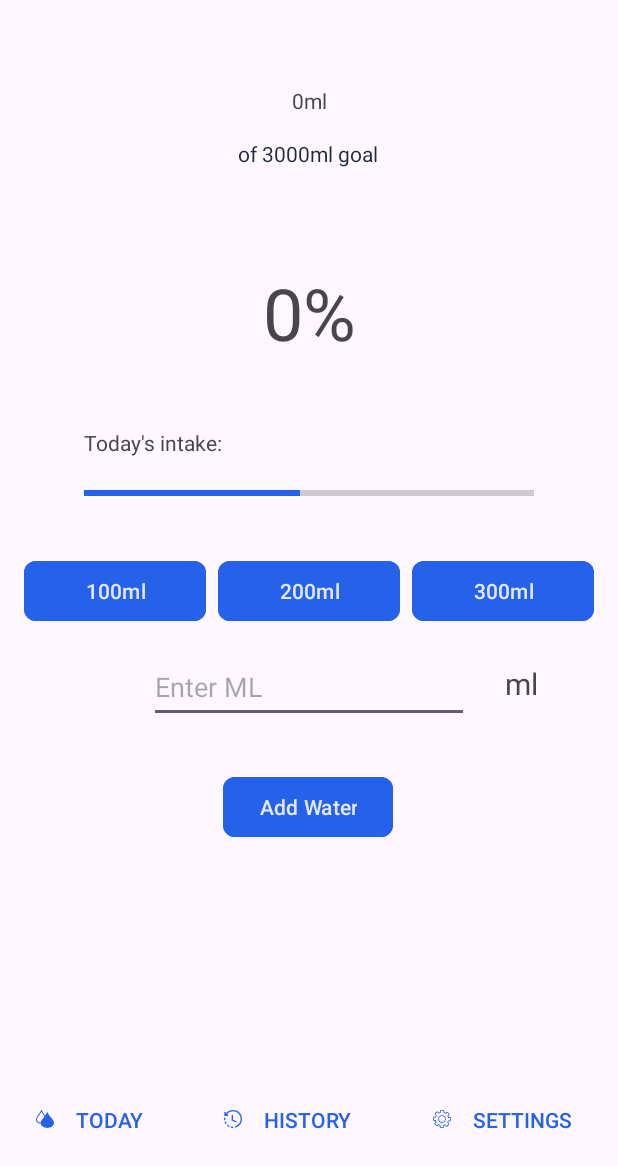
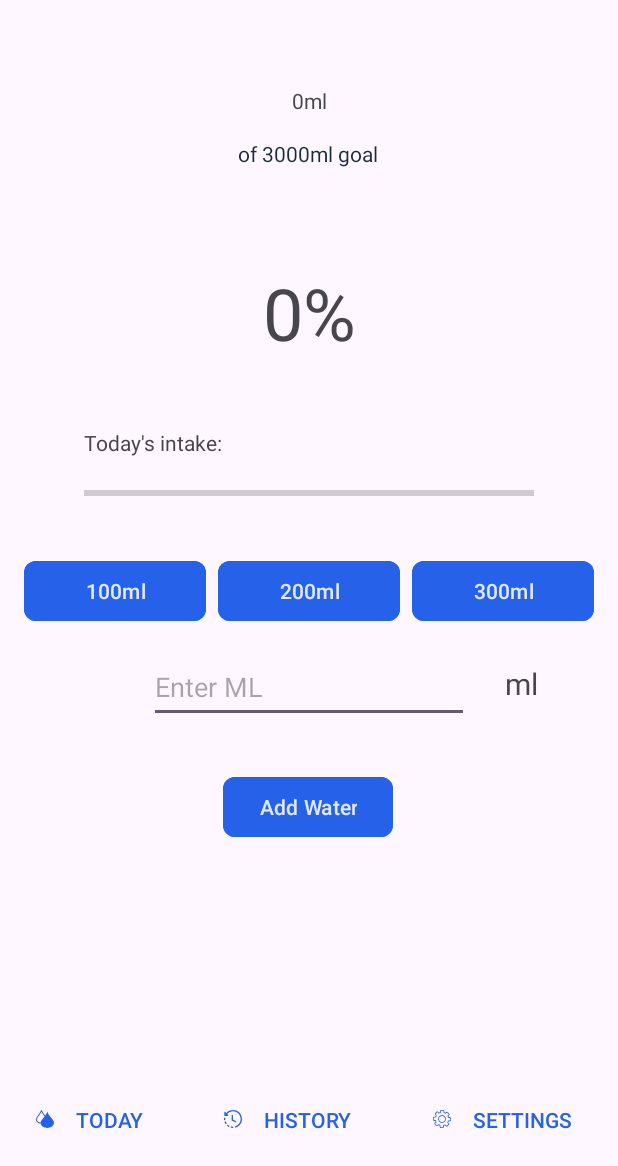
Before and after one commit to ostap-khomiak/Hydrate, an Android app: the screen it shows after launch (MainActivity), on a phone screen of 412 x 824 dp, the part 70-1236 px from its top. Run offline under Robolectric (Android 15) with nearby library versions, the phone set to English and light mode, and no system bars; Roboto replaces fonts that are not available here.

Commit message:
Fix bug in mainfragment

```diff
--- a/app/src/main/java/com/ostapkhomiak/hydrate/MainFragment.kt
+++ b/app/src/main/java/com/ostapkhomiak/hydrate/MainFragment.kt
@@ -7,6 +7,7 @@ import android.view.View
 import android.view.ViewGroup
 import android.widget.Button
 import android.widget.EditText
+import android.widget.ProgressBar
 import android.widget.TextView
 import androidx.fragment.app.activityViewModels
 
@@ -20,6 +21,7 @@ class MainFragment : Fragment() {
     var percentageTextView: TextView? = null
     var ConfirmWater: Button? = null
     var editTextNumber: EditText? = null
+    var progressBar3: ProgressBar? = null
 
 
 
@@ -36,6 +38,7 @@ class MainFragment : Fragment() {
         goalTextView = view.findViewById(R.id.GoalTextView)
         progressTextView = view.findViewById(R.id.ProgressTextView)
         percentageTextView = view.findViewById(R.id.PercentageTextView)
+        progressBar3 = view.findViewById(R.id.progressBar3)
         ConfirmWater = view.findViewById(R.id.ConfirmWater)
         editTextNumber = view.findViewById(R.id.editTextNumber)
         ConfirmWater?.setOnClickListener {
@@ -86,8 +89,8 @@ class MainFragment : Fragment() {
             percentageTextView?.setText("${shareViewModel.getConsumedWater()?.times(100)?.div(shareViewModel.getManualAmount()!!)}%")
         } else {
             percentageTextView?.setText("${shareViewModel.getConsumedWater()?.times(100)?.div(shareViewModel.getCalculatedAmount()!!)}%")
-
         }
+        progressBar3?.setProgress(shareViewModel.getConsumedWater()!!, true)
     }
 
     fun updateGoal() {
```
